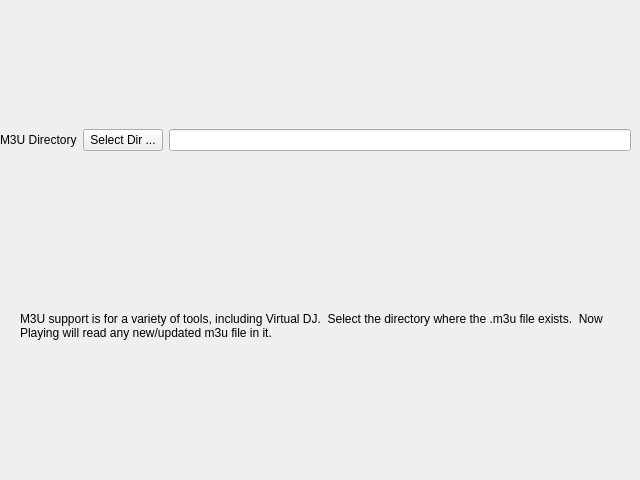
The window that nowplaying/resources/ui/inputs_m3u.ui (whatsnowplaying/whats-now-playing) describes before a commit, drawn with Qt 5.
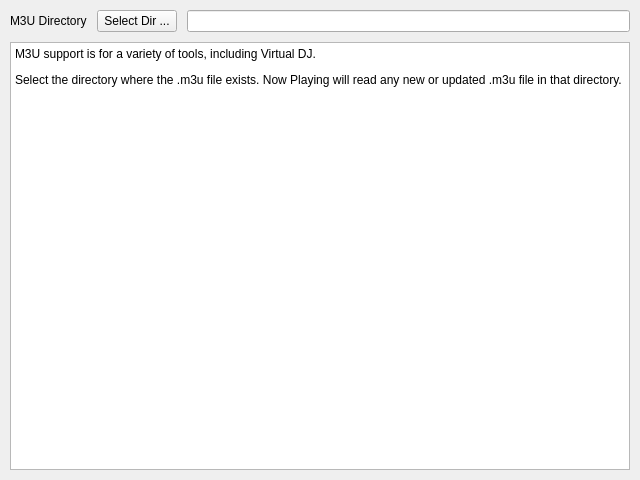
The same window after the commit.

```diff
--- a/nowplaying/resources/ui/inputs_m3u.ui
+++ b/nowplaying/resources/ui/inputs_m3u.ui
@@ -13,16 +13,15 @@
   <property name="windowTitle">
    <string>M3U</string>
   </property>
-  <widget class="QWidget" name="horizontalLayoutWidget">
-   <property name="geometry">
-    <rect>
-     <x>0</x>
-     <y>100</y>
-     <width>631</width>
-     <height>80</height>
-    </rect>
+  <layout class="QVBoxLayout" name="main_layout">
+   <property name="margin">
+    <number>10</number>
    </property>
-   <layout class="QHBoxLayout" name="horizontalLayout">
+   <property name="spacing">
+    <number>10</number>
+   </property>
+   <item>
+    <layout class="QHBoxLayout" name="dir_layout">
     <item>
      <widget class="QLabel" name="dir_label">
       <property name="text">
@@ -41,23 +40,27 @@
      <widget class="QLineEdit" name="dir_lineedit"/>
     </item>
    </layout>
-  </widget>
-  <widget class="QLabel" name="help_label">
-   <property name="geometry">
-    <rect>
-     <x>20</x>
-     <y>210</y>
-     <width>601</width>
-     <height>231</height>
-    </rect>
-   </property>
-   <property name="text">
-    <string>M3U support is for a variety of tools, including Virtual DJ.  Select the directory where the .m3u file exists.  Now Playing will read any new/updated m3u file in it.</string>
-   </property>
-   <property name="wordWrap">
-    <bool>true</bool>
-   </property>
-  </widget>
+   </item>
+   <item>
+    <widget class="QTextBrowser" name="help_label">
+     <property name="sizePolicy">
+      <sizepolicy hsizetype="Expanding" vsizetype="Expanding">
+       <horstretch>0</horstretch>
+       <verstretch>1</verstretch>
+      </sizepolicy>
+     </property>
+     <property name="html">
+      <string>&lt;!DOCTYPE HTML PUBLIC &quot;-//W3C//DTD HTML 4.0//EN&quot; &quot;http://www.w3.org/TR/REC-html40/strict.dtd&quot;&gt;
+&lt;html&gt;&lt;head&gt;&lt;meta name=&quot;qrichtext&quot; content=&quot;1&quot; /&gt;&lt;style type=&quot;text/css&quot;&gt;
+p, li { white-space: pre-wrap; }
+&lt;/style&gt;&lt;/head&gt;&lt;body&gt;
+&lt;p&gt;M3U support is for a variety of tools, including Virtual DJ.&lt;/p&gt;
+&lt;p&gt;Select the directory where the .m3u file exists. Now Playing will read any new or updated .m3u file in that directory.&lt;/p&gt;
+&lt;/body&gt;&lt;/html&gt;</string>
+     </property>
+    </widget>
+   </item>
+  </layout>
  </widget>
  <resources/>
  <connections/>
```
Lines whose indentation alone changed are shown as unchanged.
